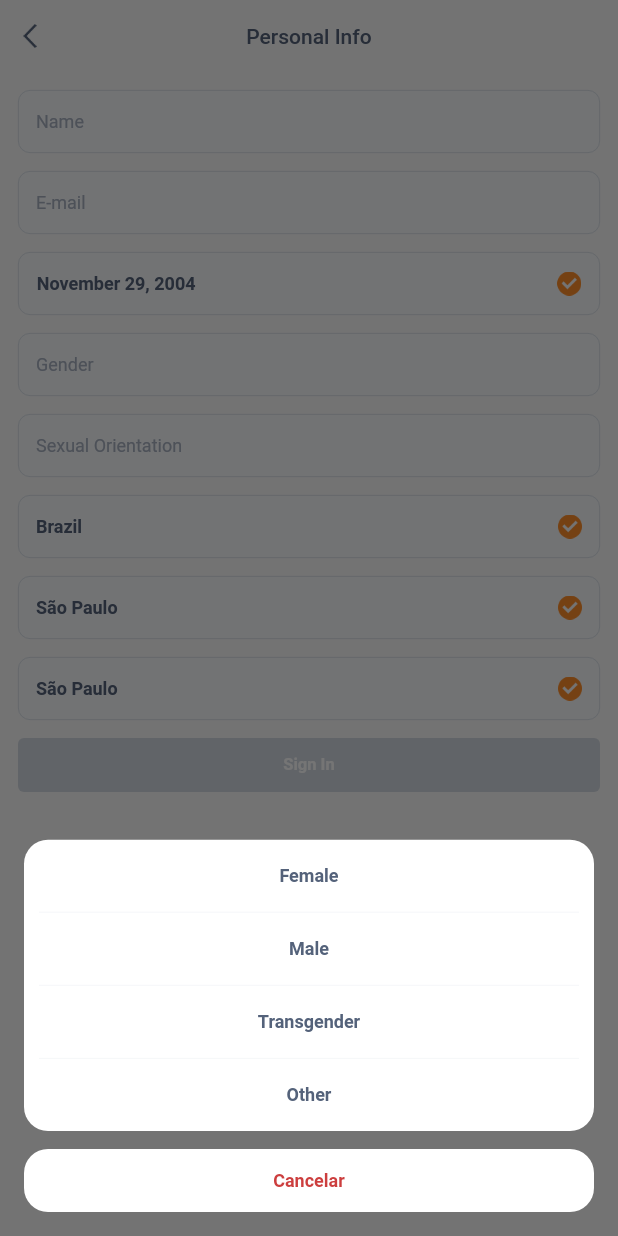
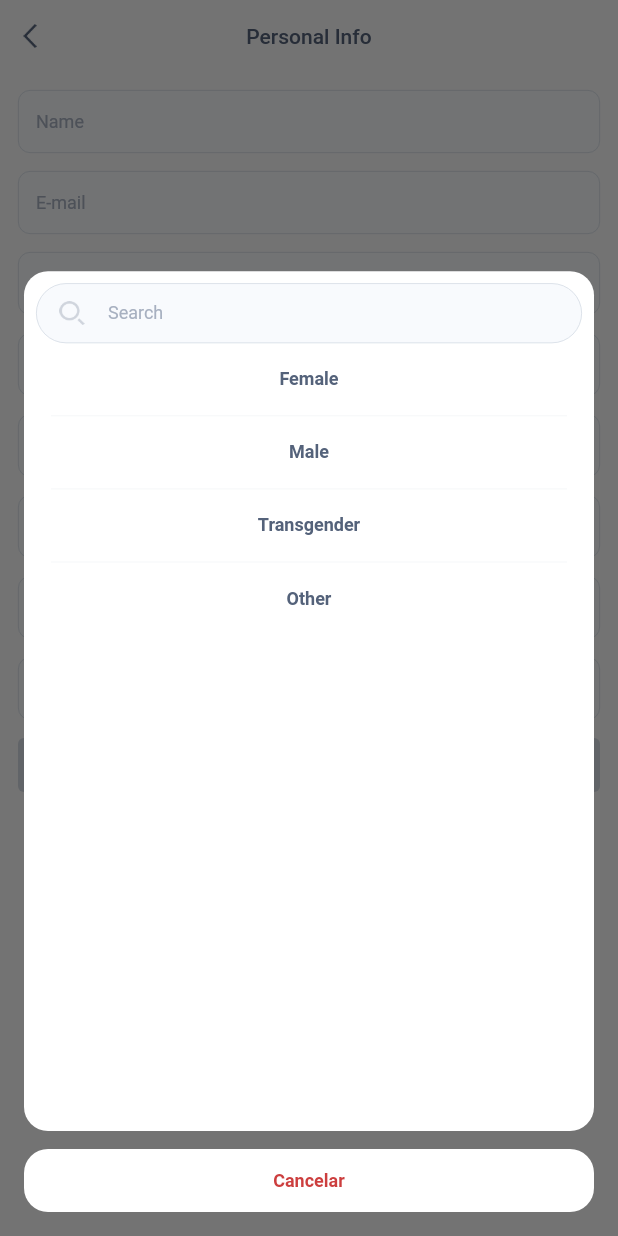
Before and after one commit to andreleitejr/pingo, a Flutter app: the screen it shows after launch, after a tap on "Gender", on a phone screen of 412 x 824 dp. Run offline on Flutter 3.47's test engine with Material 2 defaults, Android fonts, the phone set to English and light mode, and no system bars; our stand-ins replace cloud_firestore, diacritic, dio, firebase_auth, firebase_core, firebase_storage and 13 more; missing offline and left inert: app_settings, blurhash, custom_map_markers, flutter_rounded_date_picker; accounts and stored records are empty; network calls fail.

Commit message:
search in list dialog, country adjusts

```diff
--- a/lib/features/auth/models/city.dart
+++ b/lib/features/auth/models/city.dart
@@ -1,4 +1,6 @@
-class Country {
+import 'package:pingo/models/selectable.dart';
+
+class Country extends Selectable {
   final int id;
   final String name;
   final String iso3;
@@ -71,6 +73,13 @@ class Country {
             .toList(),
       );
 
+  @override
+  bool get enabled => true;
+
+  @override
+  String get text => name;
+
+
 // Map<String, dynamic> toJson() => {
 //       'id': id,
 //       'name': name,
@@ -96,7 +105,7 @@ class Country {
   static const brazil = 31;
 }
 
-class Province {
+class Province extends Selectable {
   final int id;
   final String name;
   final String stateCode;
@@ -128,9 +137,15 @@ class Province {
       );
 
   static const saoPaulo = 2021;
+
+  @override
+  bool get enabled => true;
+
+  @override
+  String get text => name;
 }
 
-class City {
+class City extends Selectable {
   final int id;
   final String name;
   final double latitude;
@@ -150,6 +165,12 @@ class City {
       );
 
   static const saoPaulo = 15101;
+
+  @override
+  bool get enabled => true;
+
+  @override
+  String get text => name;
 }
 
 class TimeZone {
--- a/lib/features/auth/pages/signup/signup_info_controller.dart
+++ b/lib/features/auth/pages/signup/signup_info_controller.dart
@@ -8,6 +8,7 @@ import 'package:pingo/constants/apis.dart';
 import 'package:pingo/core/extensions.dart';
 import 'package:pingo/features/auth/models/city.dart';
 import 'package:pingo/features/auth/pages/signup/signup_info_page.dart';
+import 'package:pingo/features/home/components/search/search_controller.dart';
 import 'package:pingo/features/profile/models/gender.dart';
 import 'package:pingo/features/profile/models/sexual_orientation.dart';
 import 'package:pingo/models/user.dart';
@@ -23,9 +24,11 @@ class SignUpInfoController extends GetxController {
   @override
   Future<void> onReady() async {
     _getUser();
+    await _getBrazil();
     _getCountries();
-    await _getBrazil();
   }
+
+  late List<Country> originalCountries;
 
   Future<void> _getCountries() async {
     try {
@@ -36,6 +39,8 @@ class SignUpInfoController extends GetxController {
       final c = decodedData.map((data) => Country.fromJson(data)).toList();
       print(countries.length);
       countries(c);
+      originalCountries = countries;
+
       print(countries.length);
     } catch (e) {
       print(e);
@@ -50,6 +55,7 @@ class SignUpInfoController extends GetxController {
 
       final c = Country.fromJson(json);
 
+      countries.add(c);
       country(c.name);
       countryController.value.text = country.value;
 
@@ -94,12 +100,12 @@ class SignUpInfoController extends GetxController {
 
   void setBirthday(DateTime v) => birthday(v);
 
-  void setGender(Gender? v) => gender(v?.title);
+  void setGender(Gender? v) => gender(v?.text);
 
   void setSexualOrientation(SexualOrientation? v) =>
       sexualOrientation(v?.title);
 
-  void setCountry(String v) => country(v);
+  void setCountry(Country? v) => country(v?.text);
 
   void setProvince(String? v) => province(v);
 
--- a/lib/features/auth/pages/signup/signup_info_page.dart
+++ b/lib/features/auth/pages/signup/signup_info_page.dart
@@ -3,6 +3,7 @@ import 'package:get/get.dart';
 import 'package:pingo/constants/design_color.dart';
 import 'package:pingo/constants/design_size.dart';
 import 'package:pingo/core/extensions.dart';
+import 'package:pingo/features/auth/models/city.dart';
 import 'package:pingo/features/auth/pages/signup/signup_info_controller.dart';
 import 'package:pingo/features/auth/repositories/auth_repository.dart';
 import 'package:pingo/features/profile/edit/profile_keywords_selection.dart';
@@ -99,12 +100,17 @@ class _SignUpInfoPageState extends State<SignUpInfoPage>
             ),
             const DesignSpace(),
             Obx(
-              () => DesignTextInput(
-                textEditingController: controller.countryController.value,
-                hint: 'Country',
-                onChanged: controller.setCountry,
-                isValid: controller.countryValid,
-              ),
+              () {
+                return DesignSelectionInput<Country>(
+                  items: controller.countries,
+                  value: controller.countries.firstWhereOrNull(
+                    (country) => country.name == controller.country.value,
+                  ),
+                  hint: 'Country',
+                  onChanged: controller.setCountry,
+                  isValid: controller.countryValid,
+                );
+              },
             ),
             const DesignSpace(),
             Obx(
--- a/lib/widgets/dialogs/design_selection_dialog.dart
+++ b/lib/widgets/dialogs/design_selection_dialog.dart
@@ -1,11 +1,14 @@
 import 'package:flutter/material.dart';
+import 'package:get/get.dart';
 
 import 'package:pingo/constants/design_color.dart';
 import 'package:pingo/constants/design_text_style.dart';
+import 'package:pingo/core/extensions.dart';
 import 'package:pingo/models/selectable.dart';
+import 'package:pingo/widgets/design_search_input.dart';
 import 'package:pingo/widgets/design_text_input.dart';
 
-class DesignSelectionInput<T extends Selectable?> extends StatelessWidget {
+class DesignSelectionInput<T extends Selectable?> extends StatefulWidget {
   const DesignSelectionInput({
     Key? key,
     this.value,
@@ -22,16 +25,25 @@ class DesignSelectionInput<T extends Selectable?> extends StatelessWidget {
   final bool isValid;
 
   @override
+  State<DesignSelectionInput<T>> createState() =>
+      _DesignSelectionInputState<T>();
+}
+
+class _DesignSelectionInputState<T extends Selectable?>
+    extends State<DesignSelectionInput<T>> {
+  final controller = SearchController();
+
+  @override
   Widget build(BuildContext context) {
     return GestureDetector(
       onTap: () => showSelectionDialog(context),
       child: Stack(
         children: [
           DesignTextInput(
-            hint: hint,
-            isValid: isValid,
+            hint: widget.hint,
+            isValid: widget.isValid,
             textEditingController: TextEditingController(
-              text: value?.text,
+              text: widget.value?.text,
             ),
           ),
           Container(
@@ -45,42 +57,67 @@ class DesignSelectionInput<T extends Selectable?> extends StatelessWidget {
   }
 
   Future<void> showSelectionDialog(BuildContext context) async {
-    final filtered =
-        items.where((i) => i!.text.isNotEmpty && i.enabled).toList();
-
     final T? result = await showModalBottomSheet(
       backgroundColor: Colors.transparent,
       context: context,
       isScrollControlled: true,
-      builder: (_) => Column(
+      builder: (_) => Container(
+        constraints: BoxConstraints(
+          maxHeight: MediaQuery.of(context).size.height * 0.8,
+        ),
+        child: Column(
           mainAxisAlignment: MainAxisAlignment.end,
           mainAxisSize: MainAxisSize.min,
           children: [
-          Container(
+            Expanded(
+              child: Container(
+                padding: const EdgeInsets.all(8),
                 margin: const EdgeInsets.fromLTRB(16, 16, 16, 6),
                 decoration: BoxDecoration(
-                color: Colors.white, borderRadius: BorderRadius.circular(16)),
-            child: ListView.builder(
-              itemCount: filtered.length,
+                    color: Colors.white,
+                    borderRadius: BorderRadius.circular(16)),
+                child: Column(
+                  children: [
+                    DesignSearchInput(
+                      hint: 'Search',
+                      onChanged: controller.setSearch,
+                    ),
+                    Expanded(
+                      child: Obx(
+                        () {
+                          List<T> list = widget.items;
+                          if (controller.search.value.isNotEmpty) {
+                            list = list
+                                .where((t) =>
+                                    t != null &&
+                                    t.text.clean.contains(
+                                        controller.search.value.clean))
+                                .toList();
+                          }
+                          return ListView.builder(
+                            itemCount: list.length,
                             shrinkWrap: true,
+                            physics: const ScrollPhysics(),
                             itemBuilder: (context, i) {
                               return Column(
                                 children: [
                                   TextButton(
                                     onPressed: () {
-                        Navigator.of(context).pop(filtered[i]);
+                                      Navigator.of(context).pop(list[i]);
                                     },
                                     child: Text(
-                        filtered[i]?.text ?? 'Nao encontrado',
+                                      list[i]?.text ?? 'Nao encontrado',
                                       style: DesignTextStyle.bodySmall12Bold
                                           .apply(color: DesignColor.text400),
                                     ),
                                   ),
-                    if (filtered[i] != filtered.last)
+                                  if (list[i] != list.last)
                                     Padding(
-                        padding: const EdgeInsets.symmetric(horizontal: 10),
+                                      padding: const EdgeInsets.symmetric(
+                                          horizontal: 10),
                                       child: Container(
-                          color: DesignColor.text200.withOpacity(0.2),
+                                        color: DesignColor.text200
+                                            .withOpacity(0.2),
                                         height: 0.75,
                                         width: double.infinity,
                                       ),
@@ -88,6 +125,12 @@ class DesignSelectionInput<T extends Selectable?> extends StatelessWidget {
                                 ],
                               );
                             },
+                          );
+                        },
+                      ),
+                    ),
+                  ],
+                ),
               ),
             ),
             Container(
@@ -110,7 +153,14 @@ class DesignSelectionInput<T extends Selectable?> extends StatelessWidget {
             ),
           ],
         ),
+      ),
     );
-    if (result != null) onChanged(result);
+    if (result != null) widget.onChanged(result);
   }
 }
+
+class SearchController extends GetxController {
+  var search = ''.obs;
+
+  void setSearch(String v) => search(v);
+}
```
Lines whose indentation alone changed are shown as unchanged.
